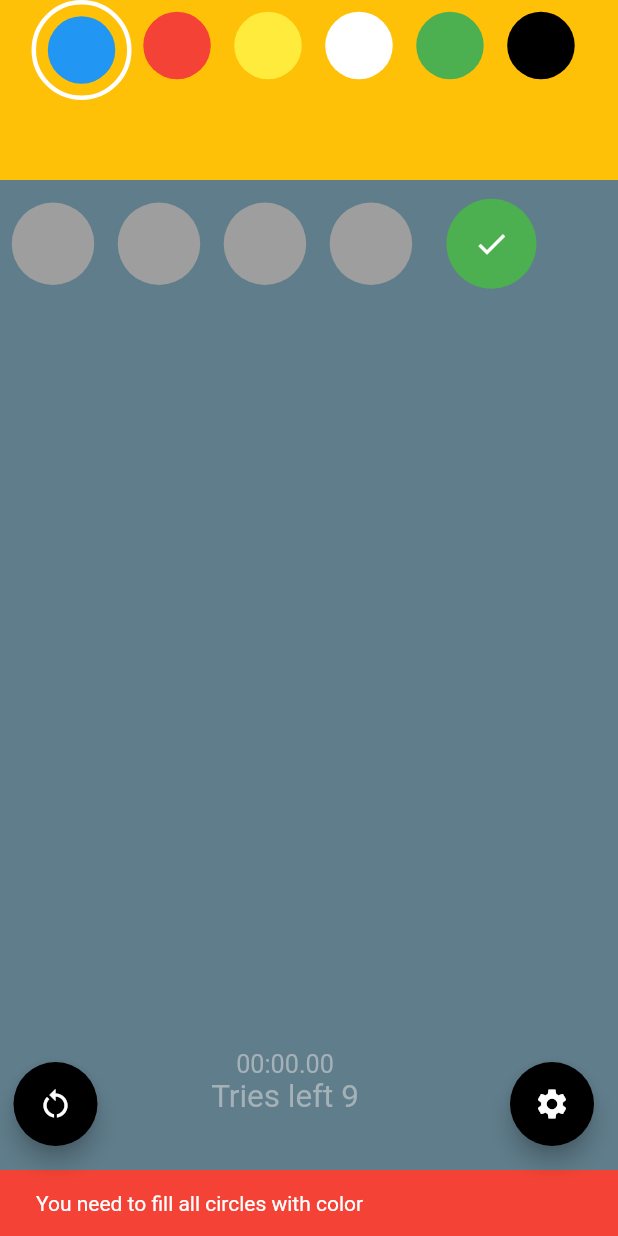
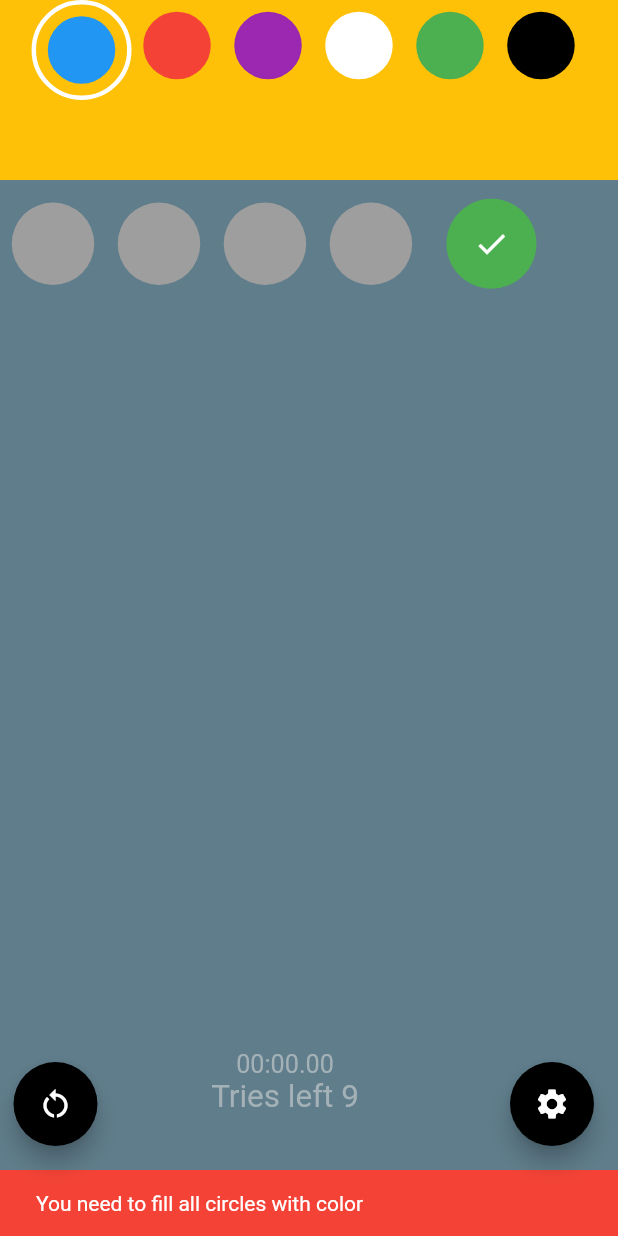
Before and after one commit to azvaska/TIPSIT, a Flutter app: the screen it shows after launch, after a tap on the "done" icon, on a phone screen of 412 x 824 dp. Run offline on Flutter 3.47's test engine with Material 2 defaults, Android fonts, the phone set to English and light mode, and no system bars; our stand-ins replace settings_ui, shared_preferences.

Commit message:
yellow to purple color

```diff
--- a/mastermind/mastermind/lib/Controller.dart
+++ b/mastermind/mastermind/lib/Controller.dart
@@ -12,7 +12,7 @@ class Controller {
   static const List<Color> colors = [
     Colors.blue,
     Colors.red,
-    Colors.yellow,
+    Colors.purple,
     Colors.white,
     Colors.green,
     Colors.black
```
Also changed, not shown: 1 other file.
